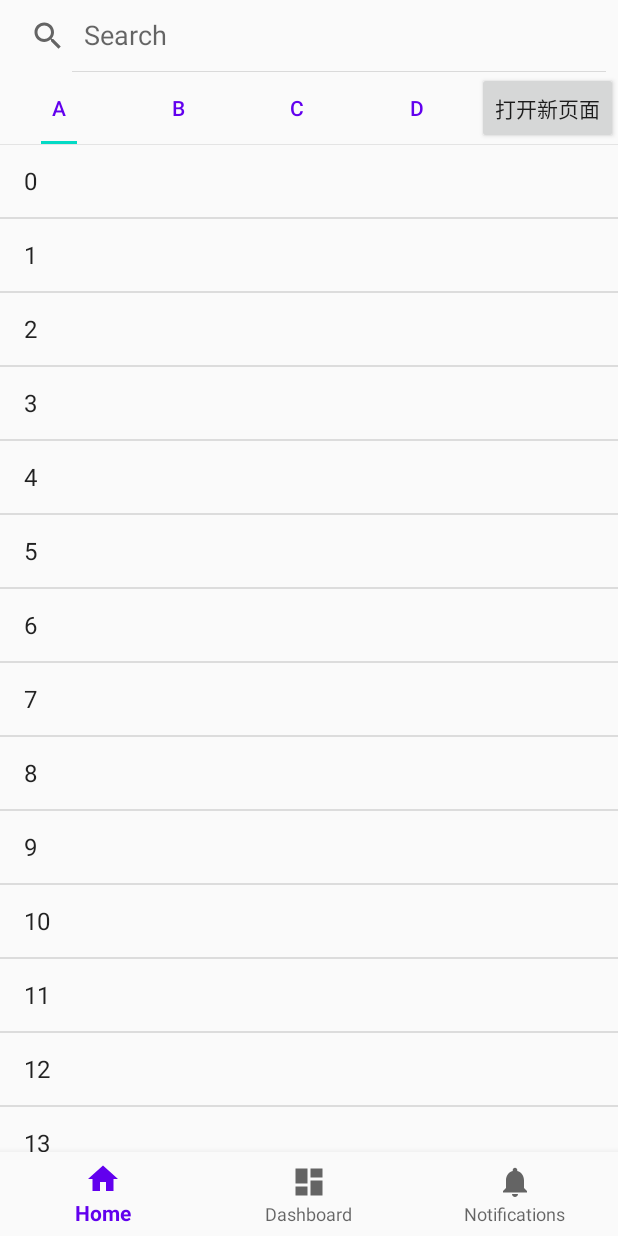
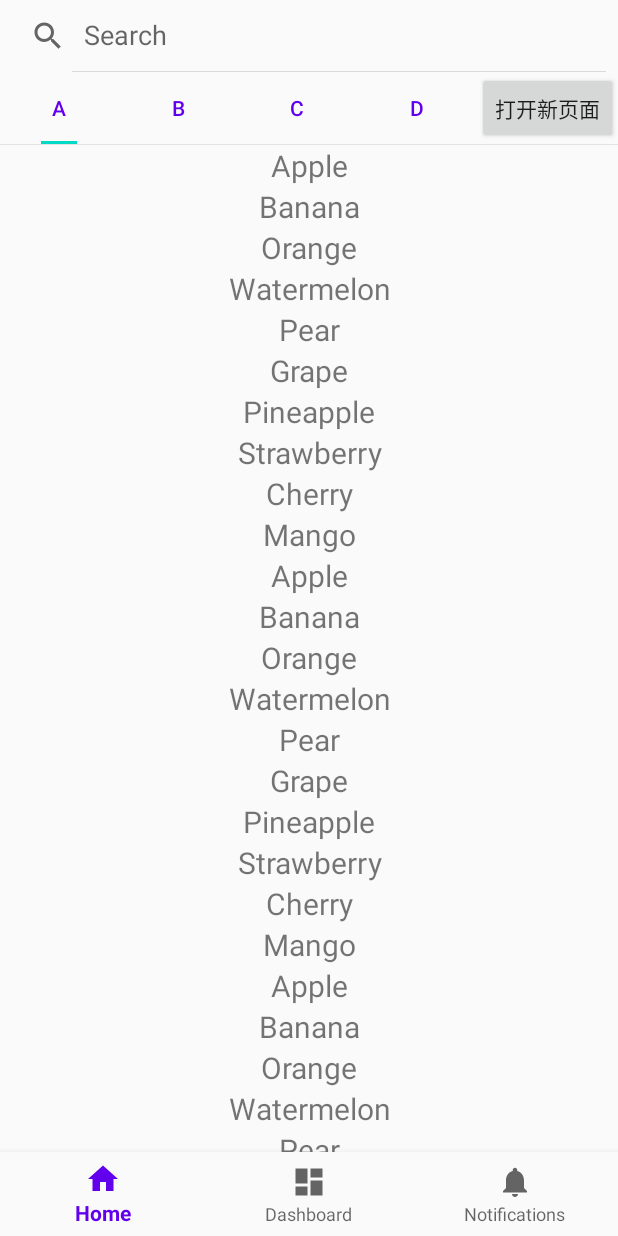
Before and after one commit to Andision/JavaNews, an Android app: the screen it shows after launch (MainActivity), on a phone screen of 412 x 824 dp. Run offline under Robolectric (Android 15) with nearby library versions, the phone set to English and light mode, and no system bars; our stand-ins replace navigation-ui.

Commit message:
Change Newslist from ListView to RecyclerView
To use ScrollListener

```diff
--- /dev/null
+++ b/app/src/main/java/com/example/newtest0903/ui/home/Fruit.java
@@ -0,0 +1,16 @@
+package com.example.newtest0903.ui.home;
+
+public class Fruit {
+
+    private String name;
+
+    public Fruit(String name){
+        this.name = name;
+
+    }
+
+    public String getName() {
+        return name;
+    }
+
+}
--- /dev/null
+++ b/app/src/main/java/com/example/newtest0903/ui/home/FruitAdapter.java
@@ -0,0 +1,56 @@
+package com.example.newtest0903.ui.home;
+
+import android.view.Gravity;
+import android.view.LayoutInflater;
+import android.view.View;
+import android.view.ViewGroup;
+import android.view.WindowManager;
+import android.widget.ImageView;
+import android.widget.TextView;
+
+import androidx.recyclerview.widget.RecyclerView;
+
+import java.util.List;
+
+import com.example.newtest0903.R;
+
+public class FruitAdapter extends RecyclerView.Adapter<FruitAdapter.ViewHolder> {
+
+    private List<Fruit> mFruitList;
+
+    static class ViewHolder extends RecyclerView.ViewHolder {
+        TextView fruitName;
+
+        public ViewHolder(View view) {
+            super(view);
+            fruitName = (TextView) view.findViewById(R.id.fruitname);
+        }
+
+    }
+
+    public FruitAdapter(List<Fruit> fruitList) {
+        mFruitList = fruitList;
+    }
+
+    @Override
+
+    public ViewHolder onCreateViewHolder(ViewGroup parent, int viewType) {
+        View view = LayoutInflater.from(parent.getContext()).inflate(R.layout.fruit_item, parent, false);
+        ViewHolder holder = new ViewHolder(view);
+        return holder;
+    }
+
+    @Override
+    public void onBindViewHolder(ViewHolder holder, int position) {
+
+        Fruit fruit = mFruitList.get(position);
+        holder.fruitName.setText(fruit.getName());
+        holder.fruitName.setGravity(Gravity.CENTER);
+//        holder.fruitName.setWidth(get);
+    }
+
+    @Override
+    public int getItemCount() {
+        return mFruitList.size();
+    }
+}
--- a/app/src/main/java/com/example/newtest0903/ui/home/ListFragment.java
+++ b/app/src/main/java/com/example/newtest0903/ui/home/ListFragment.java
@@ -5,12 +5,15 @@ import android.os.Bundle;
 
 import androidx.annotation.Nullable;
 import androidx.fragment.app.Fragment;
+import androidx.recyclerview.widget.LinearLayoutManager;
+import androidx.recyclerview.widget.RecyclerView;
 import androidx.swiperefreshlayout.widget.SwipeRefreshLayout;
 
 import android.os.Handler;
 import android.view.LayoutInflater;
 import android.view.View;
 import android.view.ViewGroup;
+import android.widget.AbsListView;
 import android.widget.AdapterView;
 import android.widget.ArrayAdapter;
 import android.widget.Button;
@@ -28,6 +31,7 @@ import java.util.List;
  */
 public class ListFragment extends Fragment {
     private String mFrom;
+    private List<Fruit> fruitList = new ArrayList<>();
 
     public ListFragment() {
         // Required empty public constructor
@@ -56,22 +60,51 @@ public class ListFragment extends Fragment {
         View view = inflater.inflate(R.layout.fragment_list, container, false);
 
         //set newslist------------------------------------------------------
-        ArrayAdapter<String> arrayAdapter = new ArrayAdapter<String>(
-                getActivity(), android.R.layout.simple_list_item_1, getData());
-        ListView listView = (ListView) view.findViewById(R.id.newslist);
-        listView.setAdapter(arrayAdapter);
-        listView.setOnItemClickListener(new AdapterView.OnItemClickListener() {
-            @Override
-            public void onItemClick(AdapterView<?> adapterView, View view, int i, long l) {
-                Bundle bundle=new Bundle();
-                bundle.putInt("name",i);
-                Intent intent = new Intent();
-                intent.putExtras(bundle);
-                intent.setClass(getActivity(),NewsActivity.class);
-                startActivity(intent);
+        initFruits();
+        RecyclerView recyclerView = (RecyclerView) view.findViewById(R.id.newslist);
+        recyclerView.setHasFixedSize(true);
 
-            }
-        });
+        RecyclerView.LayoutManager layoutManager = new LinearLayoutManager(getActivity());
+        recyclerView.setLayoutManager(layoutManager);
+
+        FruitAdapter adapter = new FruitAdapter(fruitList);
+        recyclerView.setAdapter(adapter);
+
+
+//        ArrayAdapter<String> arrayAdapter = new ArrayAdapter<String>(
+//                getActivity(), android.R.layout.simple_list_item_1, getData());
+//        ListView listView = (ListView) view.findViewById(R.id.newslist);
+//        listView.setAdapter(arrayAdapter);
+//        listView.setOnItemClickListener(new AdapterView.OnItemClickListener() {
+//            @Override
+//            public void onItemClick(AdapterView<?> adapterView, View view, int i, long l) {
+//                Bundle bundle=new Bundle();
+//                bundle.putInt("name",i);
+//                Intent intent = new Intent();
+//                intent.putExtras(bundle);
+//                intent.setClass(getActivity(),NewsActivity.class);
+//                startActivity(intent);
+//
+//            }
+//        });
+//
+//        final LinearLayoutManager linearLayoutManager=new LinearLayoutManager();
+//
+//        listView.setOnScrollListener(new AbsListView.OnScrollListener() {
+//            private int lastVisibleItem;
+//
+//
+//            @Override
+//            public void onScrollStateChanged(AbsListView absListView, int i) {
+//                Toast.makeText(getActivity(), "SCROLL"+lastVisibleItem,
+//                        Toast.LENGTH_SHORT).show();
+//            }
+//
+//            @Override
+//            public void onScroll(AbsListView absListView, int i, int i1, int i2) {
+//                lastVisibleItem=linearLayoutManager.findLastVisibleItemPosition();
+//            }
+//        });
         //set newslist********************************************************
 
         //set swiprefresh----------------------------------------------------
@@ -112,13 +145,37 @@ public class ListFragment extends Fragment {
         return view;
     }
 
-    private List<String> getData(){
-        List<String> data = new ArrayList<String>();
-        for(int i = 0;i <20;i++) {
-            data.add(i+"");
+    private void initFruits() {
+        for (int i = 0; i < 3; i++) {
+            Fruit apple = new Fruit("Apple");
+            fruitList.add(apple);
+            Fruit banana = new Fruit("Banana");
+            fruitList.add(banana);
+            Fruit orange = new Fruit("Orange");
+            fruitList.add(orange);
+            Fruit watermelon = new Fruit("Watermelon");
+            fruitList.add(watermelon);
+            Fruit pear = new Fruit("Pear");
+            fruitList.add(pear);
+            Fruit grape = new Fruit("Grape");
+            fruitList.add(grape);
+            Fruit pineapple = new Fruit("Pineapple");
+            fruitList.add(pineapple);
+            Fruit strawberry = new Fruit("Strawberry");
+            fruitList.add(strawberry);
+            Fruit cherry = new Fruit("Cherry");
+            fruitList.add(cherry);
+            Fruit mango = new Fruit("Mango");
+            fruitList.add(mango);
+
         }
-        return data;
     }
-
-
 }
+//
+//    private List<String> getData(){
+//        List<String> data = new ArrayList<String>();
+//        for(int i = 0;i <20;i++) {
+//            data.add(i+"");
+//        }
+//        return data;
+//    }
--- a/app/src/main/res/layout/fragment_list.xml
+++ b/app/src/main/res/layout/fragment_list.xml
@@ -4,6 +4,7 @@
         xmlns:tools="http://schemas.android.com/tools"
         android:layout_width="match_parent"
         android:layout_height="match_parent"
+        android:paddingBottom="?attr/actionBarSize"
         >
 <!--    tools:context=".ui.dashboard.DashboardFragment"-->
 
@@ -24,19 +25,31 @@
 
     <androidx.swiperefreshlayout.widget.SwipeRefreshLayout
             android:layout_width="match_parent"
-            android:layout_height="match_parent"
+            android:layout_height="wrap_content"
             android:id="@+id/swiperefresh"
-            >
+            tools:ignore="MissingConstraints">
 <!--        <ListView-->
 <!--                android:layout_width="match_parent"-->
 <!--                android:layout_height="match_parent"-->
 <!--                android:id="@+id/listView"-->
 <!--                >-->
 <!--        </ListView>-->
-        <ListView
+
+
+
+
+
+<!--        <ListView-->
+<!--                android:layout_width="match_parent"-->
+<!--                android:layout_height="match_parent"-->
+<!--                android:id="@+id/newslist"></ListView>-->
+        <androidx.recyclerview.widget.RecyclerView
                 android:layout_width="match_parent"
                 android:layout_height="match_parent"
-                android:id="@+id/newslist"></ListView>
+                android:id="@+id/newslist"
+                android:scrollbars="vertical"
+                />
+
 
     </androidx.swiperefreshlayout.widget.SwipeRefreshLayout>
 
--- /dev/null
+++ b/app/src/main/res/layout/fruit_item.xml
@@ -0,0 +1,20 @@
+<?xml version="1.0" encoding="utf-8"?>
+<LinearLayout
+        xmlns:android="http://schemas.android.com/apk/res/android"
+        android:layout_width="match_parent"
+        android:layout_height="wrap_content"
+
+        >
+<!--    <ImageView-->
+<!--            android:layout_width="wrap_content"-->
+<!--            android:layout_height="wrap_content"-->
+<!--            android:id="@+id/fruit_image"/>-->
+
+    <TextView
+            android:layout_width="match_parent"
+            android:layout_height="wrap_content"
+            android:id="@+id/fruitname"
+            android:layout_gravity="center_vertical"
+            android:textSize="20dp" />
+
+</LinearLayout>
```
